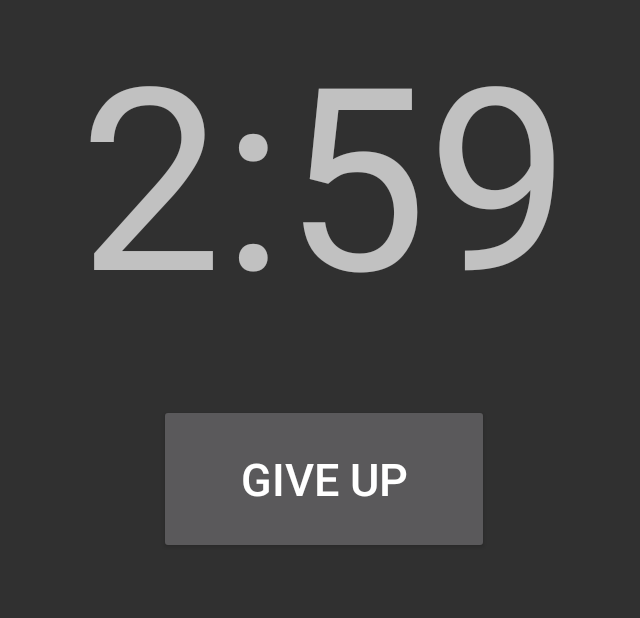
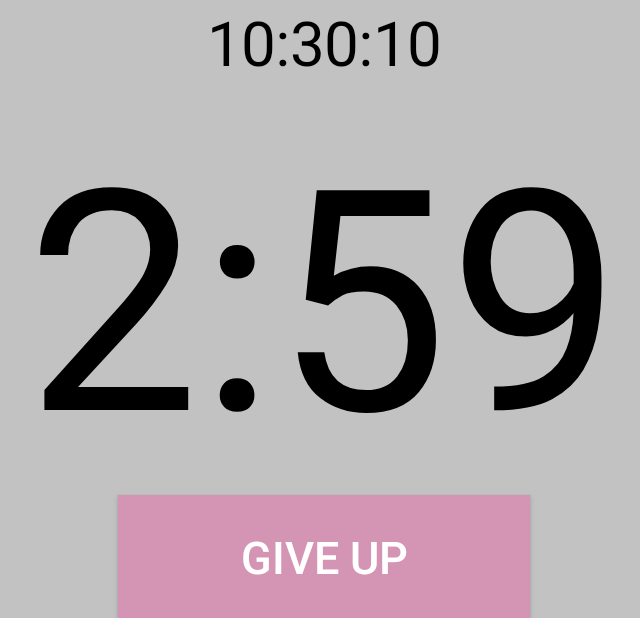
Before and after one commit to MSrica/boxingBell, an Android app: the screen it shows after launch (MainActivity), after a tap on "START", on a phone screen of 824 x 412 dp (held sideways). Shown: the whole screen, without its empty margins (294-934 px from the left). Run offline under Robolectric (Android 15) with nearby library versions, the phone set to English and light mode, and no system bars.

Commit message:
added clock and changed theme

```diff
--- a/app/src/main/AndroidManifest.xml
+++ b/app/src/main/AndroidManifest.xml
@@ -9,7 +9,7 @@
         android:label="@string/appNameString"
         android:roundIcon="@mipmap/ic_launcher_round"
         android:supportsRtl="true"
-        android:theme="@style/Theme.Design.NoActionBar">
+        android:theme="@style/Theme.BoxingBell">
         <activity android:name=".MainActivity"
             android:screenOrientation="landscape">
             <intent-filter>
--- a/app/src/main/java/com/example/boxingbell/MainActivity.java
+++ b/app/src/main/java/com/example/boxingbell/MainActivity.java
@@ -1,18 +1,22 @@
 package com.example.boxingbell;
 
 import androidx.appcompat.app.AppCompatActivity;
+import androidx.constraintlayout.widget.ConstraintLayout;
 
 import android.media.MediaPlayer;
 import android.os.Bundle;
 import android.os.CountDownTimer;
+import android.os.Handler;
+import android.util.TypedValue;
 import android.view.View;
+import android.view.ViewGroup;
+import android.view.ViewTreeObserver;
 import android.view.WindowManager;
 import android.widget.Button;
 import android.widget.TextView;
 
+import java.util.Calendar;
 import java.util.Locale;
-
-import static java.lang.Integer.parseInt;
 
 public class MainActivity extends AppCompatActivity {
 
@@ -24,8 +28,21 @@ public class MainActivity extends AppCompatActivity {
     CountDownTimer threeMinutesCountdown = null;
     CountDownTimer oneMinuteCountdown = null;
 
-    TextView timerTextView;
+    TextView timerTextView, clockTextView;
     Button startGiveUpButton;
+    ConstraintLayout layout;
+    ViewTreeObserver vto;
+
+    private final Handler clockHandler = new Handler();
+    private final Runnable clockRunnable = new Runnable() {
+        public void run() {
+            String time = String.format(Locale.getDefault(), "%02d:%02d:%02d", Calendar.getInstance().getTime().getHours(), Calendar.getInstance().getTime().getMinutes(), Calendar.getInstance().getTime().getSeconds());
+
+            clockTextView.setText(time);
+
+            clockHandler.postDelayed(this, 1000);
+        }
+    };
 
     MediaPlayer mediaPlayer;
 
@@ -50,8 +67,12 @@ public class MainActivity extends AppCompatActivity {
     }
 
     protected void viewsInitialization(){
+        layout = findViewById(R.id.mainLayout);
         timerTextView = findViewById(R.id.timer);
+        clockTextView = findViewById(R.id.clock);
         startGiveUpButton = findViewById(R.id.startGiveUpButton);
+
+        vto = layout.getViewTreeObserver();
     }
     protected void threeMinutesCountdownInitialization(){
         threeMinutesCountdown = new CountDownTimer(threeMinutesInMilliseconds, oneSecondInMilliseconds) {
@@ -70,6 +91,7 @@ public class MainActivity extends AppCompatActivity {
         threeMinutesCountdownInitialization();
         threeMinutesCountdown.start();
         startGiveUpButton.setText(getString(R.string.giveUpString));
+        startGiveUpButton.setBackgroundColor(startGiveUpButton.getContext().getResources().getColor(R.color.pink));
     }
     protected void resetCountdown(){
         if(threeMinutesCountdown != null){
@@ -81,8 +103,9 @@ public class MainActivity extends AppCompatActivity {
             oneMinuteCountdown = null;
         }
 
-        timerTextView.setText(getString(R.string.initTimerString));
+        timerTextView.setText(getString(R.string.timerString));
         startGiveUpButton.setText(getString(R.string.startString));
+        startGiveUpButton.setBackgroundColor(startGiveUpButton.getContext().getResources().getColor(R.color.cyan));
     }
     protected void timerActions(){
         if(startGiveUpButton.getText().equals("Start")) startCountdown();
@@ -92,13 +115,34 @@ public class MainActivity extends AppCompatActivity {
     @Override
     protected void onCreate(Bundle savedInstanceState) {
         super.onCreate(savedInstanceState);
+        getWindow().setFlags(WindowManager.LayoutParams.FLAG_FULLSCREEN, WindowManager.LayoutParams.FLAG_FULLSCREEN);
         setContentView(R.layout.activity_main);
         getWindow().addFlags(WindowManager.LayoutParams.FLAG_KEEP_SCREEN_ON);
 
-        mediaPlayer = MediaPlayer.create(this, R.raw.boxing_sound);
-
         viewsInitialization();
 
+        vto.addOnGlobalLayoutListener(new ViewTreeObserver.OnGlobalLayoutListener() {
+            private final ConstraintLayout layout = findViewById(R.id.mainLayout);
+
+            @Override
+            public void onGlobalLayout() {
+                this.layout.getViewTreeObserver().removeOnGlobalLayoutListener(this);
+                final int layoutWidth  = layout.getMeasuredWidth();
+                final int layoutHeight = layout.getMeasuredHeight();
+
+                ViewGroup.LayoutParams startGiveUpButtonParams = startGiveUpButton.getLayoutParams();
+
+                startGiveUpButtonParams.width = (int) (layoutWidth / 3);
+                startGiveUpButtonParams.height = (int) (layoutHeight * 0.2);
+
+                startGiveUpButton.setLayoutParams(startGiveUpButtonParams);
+
+                clockTextView.setTextSize(TypedValue.COMPLEX_UNIT_PX, (float) (layoutHeight * 0.1));
+                timerTextView.setTextSize(TypedValue.COMPLEX_UNIT_PX, (float) (layoutHeight * 0.5));
+            }
+        });
+        clockRunnable.run();
+        mediaPlayer = MediaPlayer.create(this, R.raw.boxing_sound);
         startGiveUpButton.setOnClickListener(new View.OnClickListener() {public void onClick(View v) { timerActions(); }});
     }
 }
--- a/app/src/main/res/layout/activity_main.xml
+++ b/app/src/main/res/layout/activity_main.xml
@@ -3,10 +3,29 @@
     xmlns:app="http://schemas.android.com/apk/res-auto"
     xmlns:tools="http://schemas.android.com/tools"
 
+    android:id="@+id/mainLayout"
+
     android:layout_width="match_parent"
     android:layout_height="match_parent"
 
+    android:background="@color/grey"
+
     tools:context=".MainActivity">
+
+    <TextView
+        android:id="@+id/clock"
+
+        android:layout_width="wrap_content"
+        android:layout_height="wrap_content"
+
+        android:text="@string/clockString"
+        android:textColor="@color/black"
+
+        android:textSize="40sp"
+
+        app:layout_constraintLeft_toLeftOf="parent"
+        app:layout_constraintRight_toRightOf="parent"
+        app:layout_constraintTop_toTopOf="parent" />
 
     <TextView
         android:id="@+id/timer"
@@ -14,21 +33,25 @@
         android:layout_width="wrap_content"
         android:layout_height="wrap_content"
 
-        android:text="@string/initTimerString"
-        android:textSize="170sp"
+        android:text="@string/timerString"
+        android:textColor="@color/black"
+        android:textSize="160sp"
 
+        app:layout_constraintBottom_toTopOf="@id/startGiveUpButton"
         app:layout_constraintLeft_toLeftOf="parent"
         app:layout_constraintRight_toRightOf="parent"
-        app:layout_constraintTop_toTopOf="parent" />
+        app:layout_constraintTop_toBottomOf="@+id/clock" />
 
     <Button
         android:id="@+id/startGiveUpButton"
 
-        android:layout_width="220dp"
-        android:layout_height="100dp"
+        android:layout_width="wrap_content"
+        android:layout_height="wrap_content"
 
         android:text="@string/startString"
         android:textSize="30sp"
+
+        android:background="@color/cyan"
 
         app:layout_constraintBottom_toBottomOf="parent"
         app:layout_constraintStart_toStartOf="parent"
--- a/app/src/main/res/values/colors.xml
+++ b/app/src/main/res/values/colors.xml
@@ -1,10 +1,15 @@
 <?xml version="1.0" encoding="utf-8"?>
 <resources>
+    <color name="black">#FF000000</color>
+    <color name="white">#FFFFFFFF</color>
+    <color name="darkWhite">#CCCCCC</color>
+    <color name="grey">#66666666</color>
+    <color name="cyan">#7fc7c5</color>
+    <color name="pink">#d494b4</color>
+
     <color name="purple_200">#FFBB86FC</color>
     <color name="purple_500">#FF6200EE</color>
     <color name="purple_700">#FF3700B3</color>
     <color name="teal_200">#FF03DAC5</color>
     <color name="teal_700">#FF018786</color>
-    <color name="black">#FF000000</color>
-    <color name="white">#FFFFFFFF</color>
 </resources>
--- a/app/src/main/res/values/strings.xml
+++ b/app/src/main/res/values/strings.xml
@@ -1,6 +1,7 @@
 <resources>
     <string name="appNameString">Boxing Bell</string>
-    <string name="initTimerString">3:00</string>
+    <string name="clockString">10:10</string>
+    <string name="timerString">3:00</string>
     <string name="startString">Start</string>
     <string name="giveUpString">Give Up</string>
 </resources>
--- a/app/src/main/res/values/themes.xml
+++ b/app/src/main/res/values/themes.xml
@@ -1,16 +1,9 @@
-<resources xmlns:tools="http://schemas.android.com/tools">
-    <!-- Base application theme. -->
-    <style name="Theme.BoxingBell" parent="Theme.MaterialComponents.DayNight.DarkActionBar">
-        <!-- Primary brand color. -->
-        <item name="colorPrimary">@color/purple_500</item>
-        <item name="colorPrimaryVariant">@color/purple_700</item>
-        <item name="colorOnPrimary">@color/white</item>
-        <!-- Secondary brand color. -->
-        <item name="colorSecondary">@color/teal_200</item>
-        <item name="colorSecondaryVariant">@color/teal_700</item>
-        <item name="colorOnSecondary">@color/black</item>
-        <!-- Status bar color. -->
-        <item name="android:statusBarColor" tools:targetApi="l">?attr/colorPrimaryVariant</item>
-        <!-- Customize your theme here. -->
+<resources xmlns:tools="http://schemas.android.com/tools" xmlns:android="http://schemas.android.com/apk/res/android">
+    <style name="Theme.BoxingBell" parent="Theme.Design.NoActionBar">
+        <item name="android:colorBackground">@color/white</item>
+        <item name="android:textColor">@color/white</item>
+        <item name="android:colorButtonNormal">@color/white</item>
+
+        <item name="android:screenOrientation">landscape</item>
     </style>
 </resources>
```
